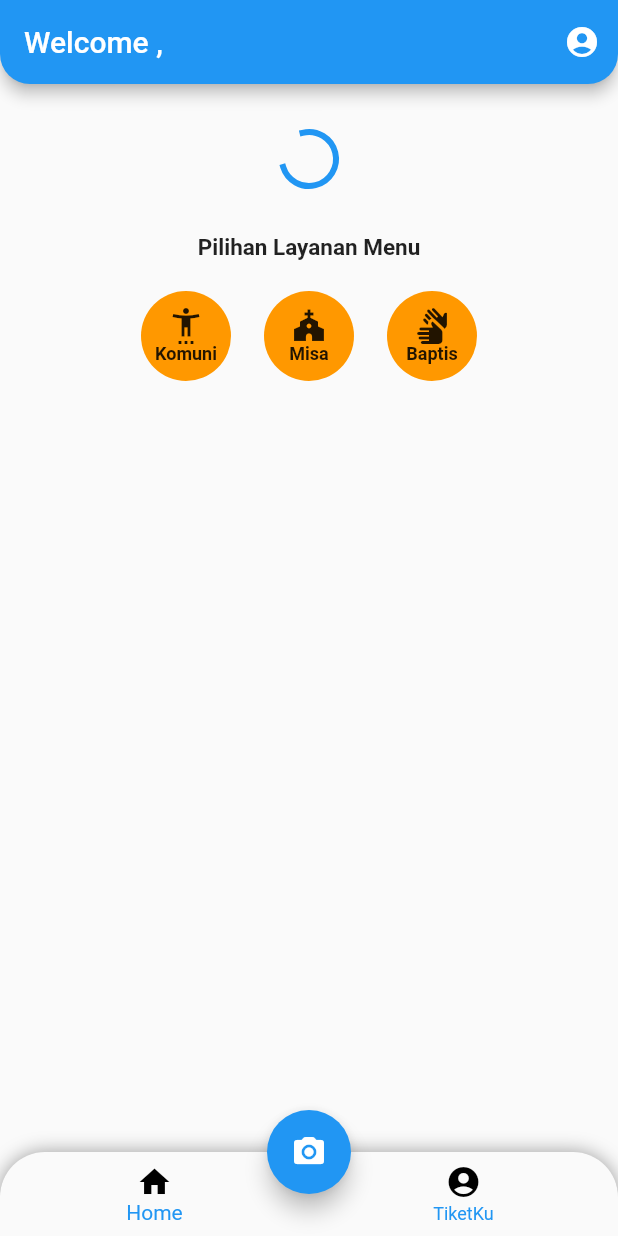
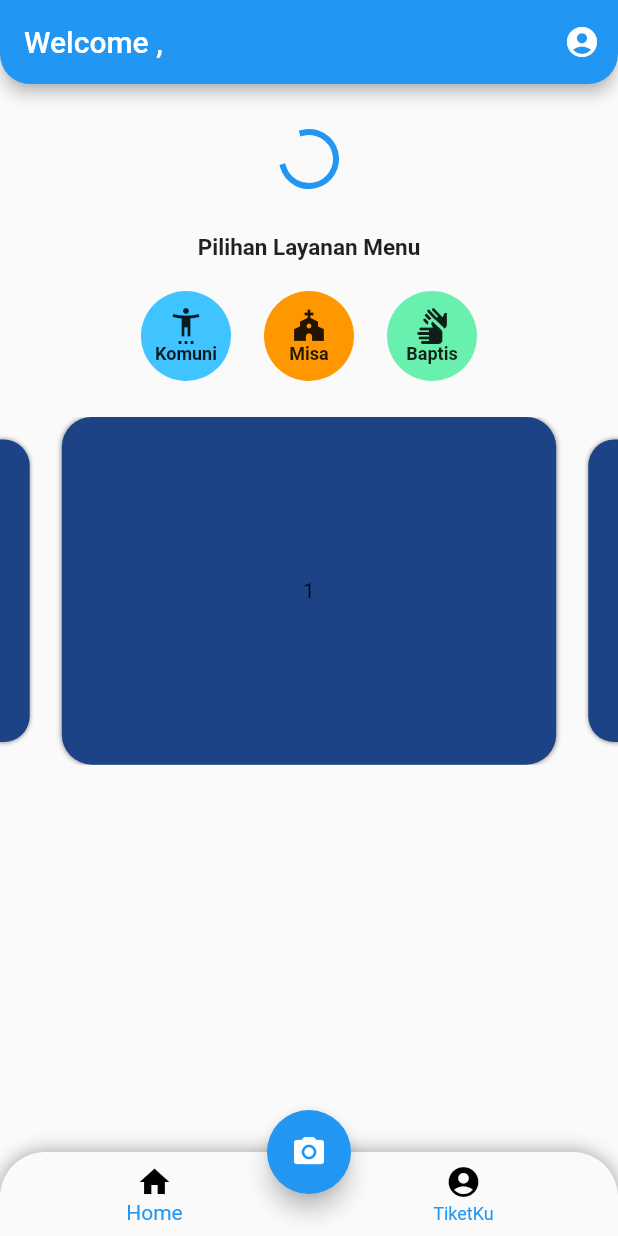
Before and after one commit to DavidDimasPatty/Pelayanan-Iman-Katolik, a Flutter app: the HomePage screen opened directly with empty values, on a phone screen of 412 x 824 dp. Run offline on Flutter 3.47's test engine with Material 2 defaults, Android fonts, the phone set to English and light mode, and no system bars; drawn by our look-alikes of carousel_slider; our stand-ins replace file_picker, firebase_core, firebase_storage, image_picker; missing offline and left inert: mongo_dart; accounts and stored records are empty.

Commit message:
add carosel

```diff
--- /dev/null
+++ b/lib/ItemCard.dart
@@ -0,0 +1,30 @@
+import 'dart:math';
+
+import 'package:flutter/src/foundation/key.dart';
+import 'package:flutter/src/widgets/framework.dart';
+import 'package:flutter/material.dart';
+
+class ItemCard extends StatelessWidget {
+  final String title;
+
+  const ItemCard({Key? key, required this.title}) : super(key: key);
+
+  @override
+  Widget build(BuildContext context) {
+    return Container(
+      width: MediaQuery.of(context).size.width * 0.8,
+      height: MediaQuery.of(context).size.height * 0.6,
+      decoration: BoxDecoration(
+        borderRadius: BorderRadius.circular(20),
+        color:
+            Color((Random().nextDouble() * 0xFFFFFF).toInt()).withOpacity(1.0),
+        boxShadow: [
+          BoxShadow(color: Colors.black.withOpacity(0.4), blurRadius: 2),
+        ],
+      ),
+      child: Center(
+        child: Text(title),
+      ),
+    );
+  }
+}
--- a/lib/homePage.dart
+++ b/lib/homePage.dart
@@ -1,7 +1,9 @@
+import 'package:carousel_slider/carousel_slider.dart';
 import 'package:flutter/material.dart';
 import 'package:pelayanan_iman_katolik/profile.dart';
 import 'package:pelayanan_iman_katolik/tiketSaya.dart';
 import 'DatabaseFolder/mongodb.dart';
+import 'ItemCard.dart';
 import 'misa.dart';
 
 class HomePage extends StatelessWidget {
@@ -9,6 +11,8 @@ class HomePage extends StatelessWidget {
   var emails;
   var iduser;
   var dataUser;
+  int _currentIndex = 0;
+  List<int> cardList = [1, 2, 3, 4, 5, 6, 7, 8, 9, 10];
 
   Future<List> callDb() async {
     dataUser = await MongoDatabase.getDataUser(iduser);
@@ -195,7 +199,7 @@ class HomePage extends StatelessWidget {
                 size: Size(60, 60), // button width and height
                 child: ClipOval(
                   child: Material(
-                    color: Colors.orange, // button color
+                    color: Colors.lightBlueAccent, // button color
                     child: InkWell(
                       splashColor: Colors.green, // splash color
                       onTap: () {}, // button pressed
@@ -260,7 +264,7 @@ class HomePage extends StatelessWidget {
                 size: Size(60, 60), // button width and height
                 child: ClipOval(
                   child: Material(
-                    color: Colors.orange, // button color
+                    color: Colors.greenAccent, // button color
                     child: InkWell(
                       splashColor: Colors.green, // splash color
                       onTap: () {}, // button pressed
@@ -283,6 +287,27 @@ class HomePage extends StatelessWidget {
                 ),
               ),
             ],
+          ),
+          Padding(
+            padding: EdgeInsets.symmetric(horizontal: 8, vertical: 12),
+          ),
+          Container(
+            child: Center(
+              child: CarouselSlider(
+                options: CarouselOptions(
+                  autoPlay: true,
+                  autoPlayInterval: Duration(seconds: 3),
+                  autoPlayAnimationDuration: Duration(milliseconds: 800),
+                  autoPlayCurve: Curves.fastOutSlowIn,
+                  pauseAutoPlayOnTouch: true,
+                  enlargeCenterPage: true,
+                  viewportFraction: 0.8,
+                ),
+                items: cardList.map((item) {
+                  return ItemCard(title: item.toString());
+                }).toList(),
+              ),
+            ),
           ),
         ],
       )),
--- a/pubspec.yaml
+++ b/pubspec.yaml
@@ -40,6 +40,7 @@ dependencies:
   firebase_core: ^1.0.3
   firebase_storage: ^8.0.3
   file_picker: ^3.0.1
+  carousel_slider: ^4.1.1
 
 dev_dependencies:
   flutter_test:
```
Also changed, not shown: pubspec.lock.
